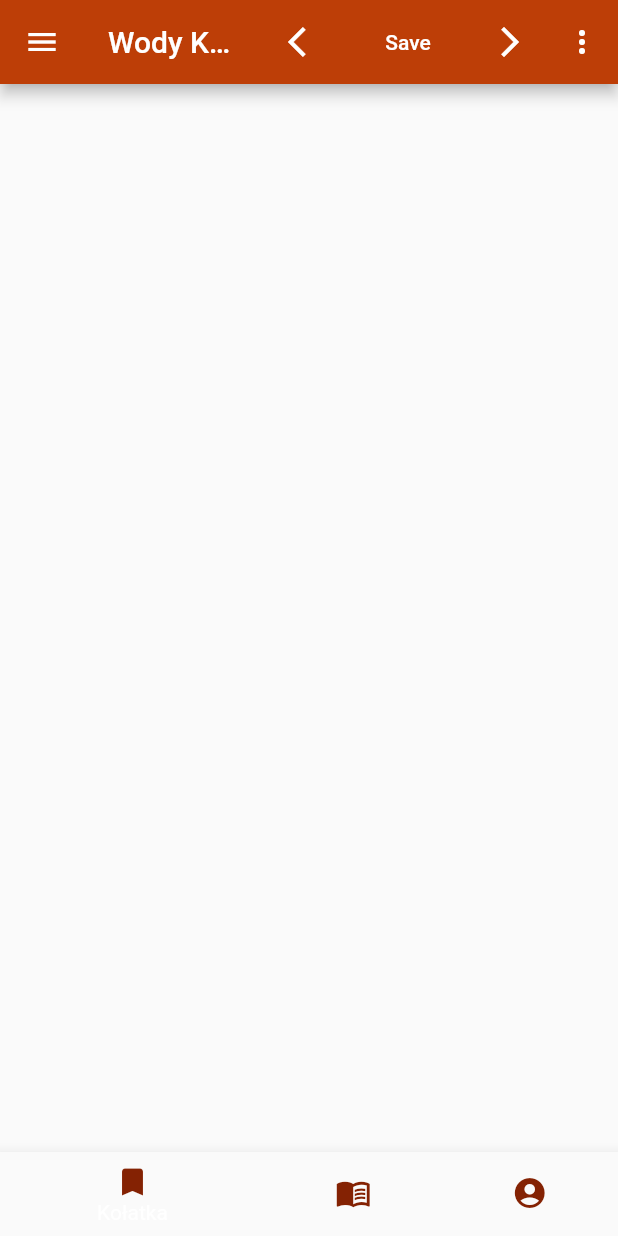
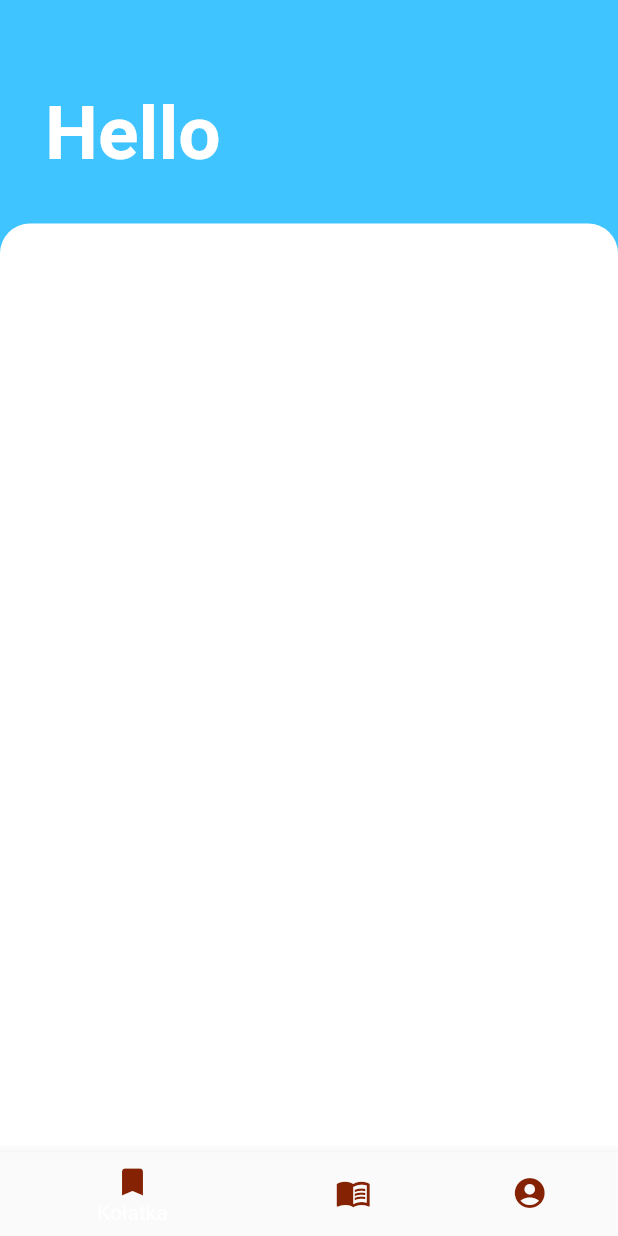
Before and after one commit to DominikZurawski/karmel_flutterApp, a Flutter app: the screen it shows after launch, on a phone screen of 412 x 824 dp. Run offline on Flutter 3.47's test engine with Material 2 defaults, Android fonts, the phone set to English and light mode, and no system bars; our stand-ins replace syncfusion_flutter_datepicker.

```diff
--- a/lib/home.dart
+++ b/lib/home.dart
@@ -5,10 +5,7 @@ import 'package:karmel_app/constants/constants.dart';
 import 'package:karmel_app/calendar.dart';
 
 //import 'package:flutter_firebase/landing.dart';
-
-
 class Home extends StatefulWidget {
-
   //for getting the user data from the LoginPage
   /*const Home({
     Key key,
@@ -16,13 +13,10 @@ class Home extends StatefulWidget {
   }) : super(key: key);
 
   final FirebaseUser user;*/
-
-
   _HomeState createState() => _HomeState();
 }
 
 class _HomeState extends State<Home> {
-
   int _choice = 0;
 
   //for saving the index value of selected bottomNavigatinItem
@@ -31,28 +25,60 @@ class _HomeState extends State<Home> {
       _choice = index;
     });
   }
-
   /*final List<Widget> _selectedItem = [
     PlaceholderWidget(Colors.greenAccent),
     PlaceholderWidget(Colors.blue),
   ];*/
-
 
   @override
   Widget build(BuildContext context) {
     return MaterialApp(
       debugShowCheckedModeBanner: false,
       home: Scaffold(
+        backgroundColor: Colors.lightBlueAccent,
+        body: Column(
+        crossAxisAlignment: CrossAxisAlignment.start,
+        children: <Widget>[
+          Container(
+            padding: EdgeInsets.only(
+            top: 60.0, left: 30.0, right: 30.0, bottom: 30.0),
+            child: Column(
+            crossAxisAlignment: CrossAxisAlignment.start,
+            children: <Widget>[
+              Text(
+                'Hello',
+                style: TextStyle(
+                color: Colors.white,
+                fontSize: 50.0,
+                fontWeight: FontWeight.w700,
+                ),
+            ),
+            ],
+            ),
+          ),
+            Expanded(
+              child: Container(
+              padding: EdgeInsets.symmetric(horizontal: 20.0),
+              decoration: BoxDecoration(
+              color: Colors.white,
+              borderRadius: BorderRadius.only(
+              topLeft: Radius.circular(20.0),
+              topRight: Radius.circular(20.0),
+              ),
+              ),
+              ),
+              ),
+              ],
+              ),
+
+
+        /*
         appBar: AppBar(
-
           backgroundColor: Color(0xFFBD3E07),
           title: Text('Wody Karmelu'),
           actions: <Widget>[
-
-            //for Search Button
             IconButton(
               onPressed: (){
-                // seachSnackbar(context);
               },
               icon: Icon(Icons.arrow_back_ios,color: Colors.white,),
             ),
@@ -97,6 +123,7 @@ class _HomeState extends State<Home> {
 
           ],
         ),
+*/
 
         //setting the placeHolder Widget
         //body: _selectedItem[_choice],
@@ -110,20 +137,17 @@ class _HomeState extends State<Home> {
         //Bottom Navigation bar
         bottomNavigationBar: onBottomNavigation(context),
 
-      ),
+    ),
     );
+
   }
 
 
   // Navigation Drawer
   Widget userDrawer(){
-
     return ListView(
       children: <Widget>[
-
-
         new UserAccountsDrawerHeader(
-
           accountName: new Text('Karmelici Bosi'),
           //accountEmail: new Text(widget.user.email),
 
@@ -249,7 +273,6 @@ class _HomeState extends State<Home> {
   }
 
 
-
   //for bottom navigationbar
   Widget onBottomNavigation(BuildContext context){
 
```
